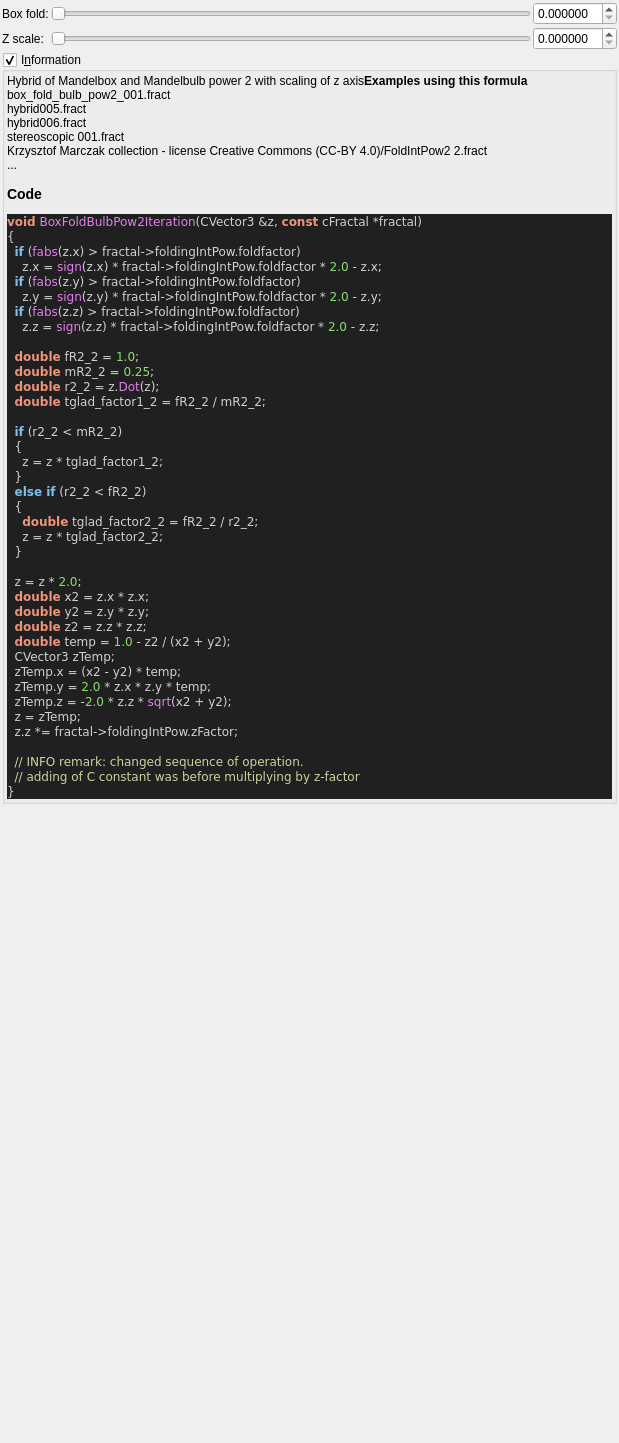
The window that mandelbulber2/qt_data/fractal_boxfold_bulbpow2.ui (buddhi1980/mandelbulber2) describes before a commit, drawn with Qt 5.
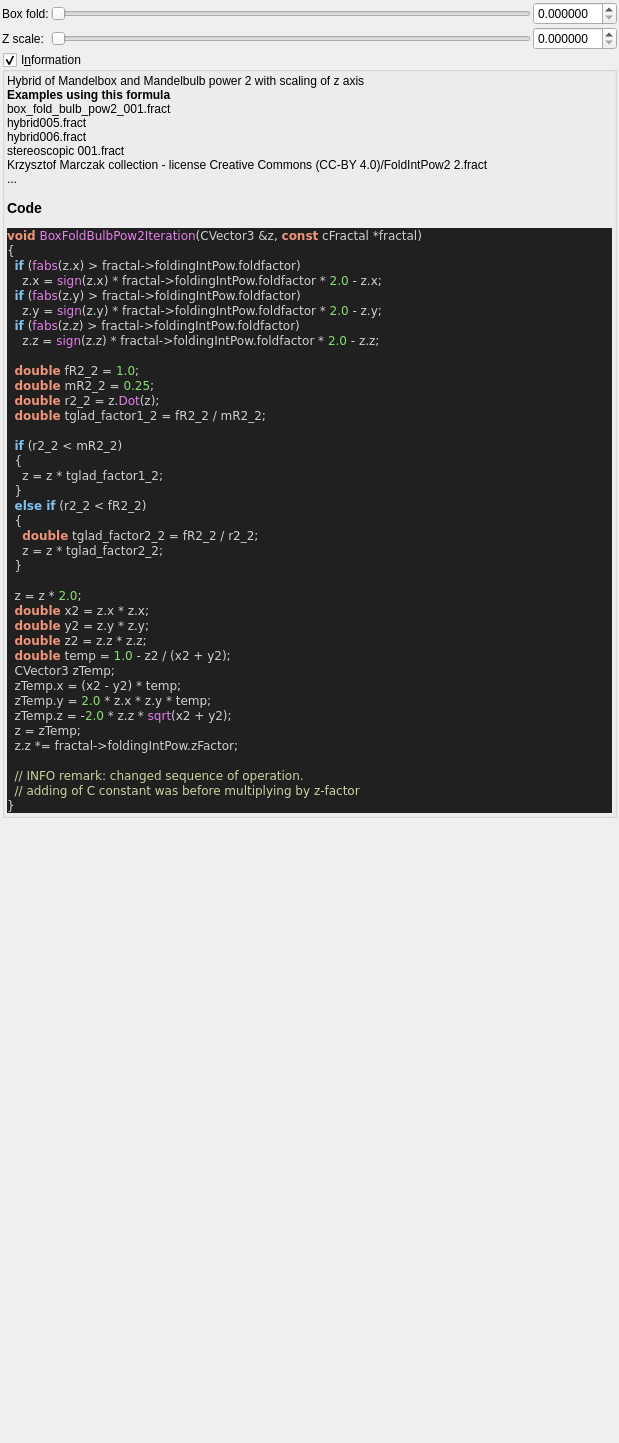
The same window after the commit. Custom widgets are drawn as their Qt base class.

```diff
--- a/mandelbulber2/qt_data/fractal_boxfold_bulbpow2.ui
+++ b/mandelbulber2/qt_data/fractal_boxfold_bulbpow2.ui
@@ -182,7 +182,7 @@
         <property name="text">
          <string notr="true">&lt;p&gt;Hybrid of Mandelbox and Mandelbulb power 2 with scaling of z axis&lt;/p&gt;&lt;table&gt;
 &lt;/table&gt;
-&lt;b&gt;Examples using this formula&lt;/b&gt;&lt;br&gt;box_fold_bulb_pow2_001.fract&lt;br&gt;hybrid005.fract&lt;br&gt;hybrid006.fract&lt;br&gt;stereoscopic 001.fract&lt;br&gt;Krzysztof Marczak collection - license Creative Commons (CC-BY 4.0)/FoldIntPow2 2.fract&lt;br&gt;...&lt;h3&gt;Code&lt;/h3&gt;
+&lt;br&gt;&lt;b&gt;Examples using this formula&lt;/b&gt;&lt;br&gt;box_fold_bulb_pow2_001.fract&lt;br&gt;hybrid005.fract&lt;br&gt;hybrid006.fract&lt;br&gt;stereoscopic 001.fract&lt;br&gt;Krzysztof Marczak collection - license Creative Commons (CC-BY 4.0)/FoldIntPow2 2.fract&lt;br&gt;...&lt;h3&gt;Code&lt;/h3&gt;
 &lt;body style=&quot;background-color:#202020&quot;&gt;
 &lt;pre style=&quot;color:#d0d0d0; background-color:#202020;  font-family:'Courier New',monospace;&quot;&gt;&lt;span style=&quot;color:#f09479; font-weight:bold&quot;&gt;void&lt;/span&gt; &lt;span style=&quot;color:#e47eed&quot;&gt;BoxFoldBulbPow2Iteration&lt;/span&gt;&lt;span style=&quot;color:#d0d0d0&quot;&gt;(&lt;/span&gt;CVector3 &lt;span style=&quot;color:#d0d0d0&quot;&gt;&amp;amp;&lt;/span&gt;z&lt;span style=&quot;color:#d0d0d0&quot;&gt;,&lt;/span&gt; &lt;span style=&quot;color:#f09479; font-weight:bold&quot;&gt;const&lt;/span&gt; cFractal &lt;span style=&quot;color:#d0d0d0&quot;&gt;*&lt;/span&gt;fractal&lt;span style=&quot;color:#d0d0d0&quot;&gt;)&lt;/span&gt;
 &lt;span style=&quot;color:#d0d0d0&quot;&gt;{&lt;/span&gt;
```
